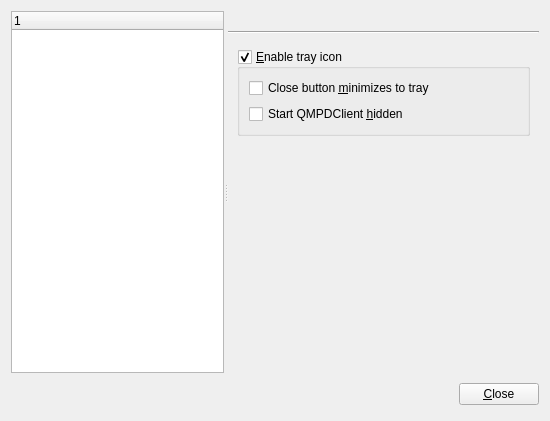
Old version of the form ui/preferencesdialog.ui in the repository Voker57/qmpdclient.
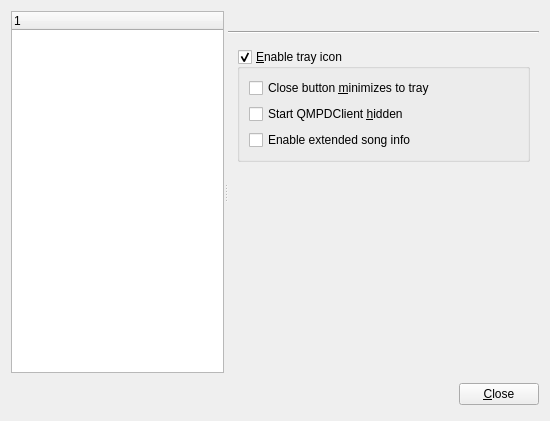
New version of the form. The open tabs and pages were chosen to show the change.

Commit message:
Extended song info for tray icon
by anonymous author
[http://www.assembla.com/spaces/qmpdclient-ne/tickets/26-Extended-song-info-for-tray-icon]

```diff
--- a/ui/preferencesdialog.ui
+++ b/ui/preferencesdialog.ui
@@ -1604,6 +1604,13 @@
                 </property>
                </widget>
               </item>
+	      <item>
+               <widget class="QCheckBox" name="songInfoCheck">
+                <property name="text">
+                 <string>Enable extended song info</string>
+                </property>
+               </widget>
+              </item>
              </layout>
             </widget>
            </item>
```
The commit also changes 6 other files.
